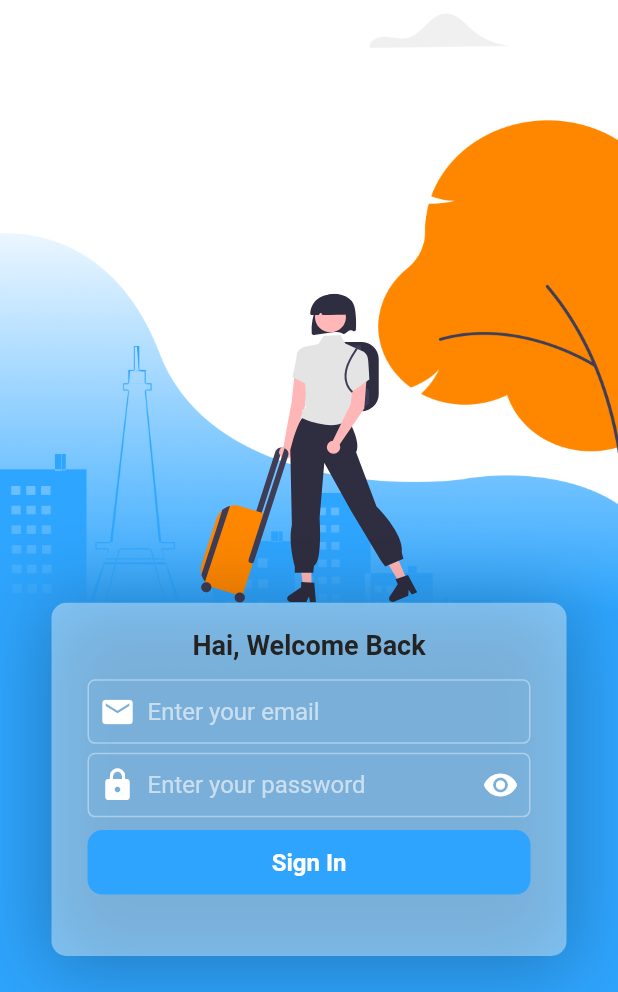
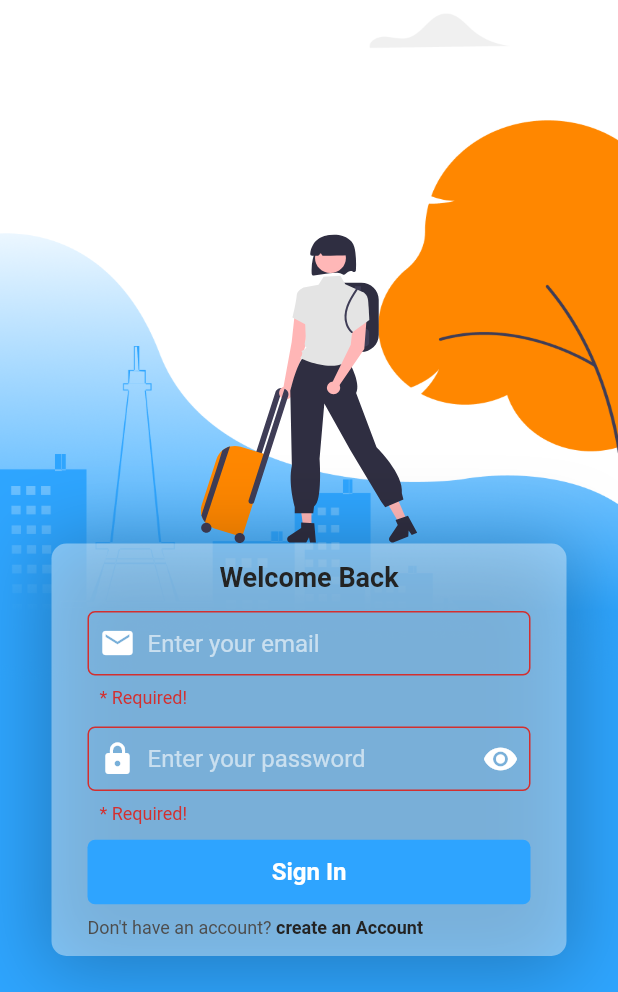
Before and after one commit to Muvazana/ABP_Bandung_Travel_Recommendation_MobileFlutter, a Flutter app: the screen it shows after launch, on a phone screen of 412 x 824 dp, the part 244-1236 px from its top. Run offline on Flutter 3.47's test engine with Material 2 defaults, Android fonts, the light colour scheme and no system bars; our stand-ins replace flutter_svg, form_field_validator.

Commit message:
update sign in Screen and update architecture

```diff
--- /dev/null
+++ b/bandung_travel_recommendation_mobile_flutter/lib/componens/text_button_custom_v1.dart
@@ -0,0 +1,52 @@
+import 'package:flutter/material.dart';
+
+class TextButtonCustomV1 extends StatelessWidget {
+  final String text;
+  final double? width;
+  final EdgeInsetsGeometry? margin;
+  final Color? backgroundColor, textColor;
+  final double? textSize;
+  final VoidCallback? onPressed;
+  const TextButtonCustomV1({
+    Key? key,
+    required this.text,
+    this.width,
+    this.margin,
+    this.backgroundColor,
+    this.textColor = Colors.white,
+    this.textSize = 16,
+    this.onPressed,
+  }) : super(key: key);
+
+  @override
+  Widget build(BuildContext context) {
+    return Container(
+      width: this.width,
+      margin: this.margin,
+      child: TextButton(
+        onPressed: this.onPressed,
+        style: OutlinedButton.styleFrom(
+          backgroundColor: this.backgroundColor,
+          padding:
+              EdgeInsets.symmetric(vertical: 12),
+          shape: RoundedRectangleBorder(
+            borderRadius: BorderRadius.circular(5),
+          ),
+        ),
+        child: Row(
+          mainAxisAlignment: MainAxisAlignment.center,
+          children: [
+            Text(
+              this.text,
+              style: TextStyle(
+                color: this.textColor,
+                fontWeight: FontWeight.bold,
+                fontSize: this.textSize,
+              ),
+            ),
+          ],
+        ),
+      ),
+    );
+  }
+}
--- a/bandung_travel_recommendation_mobile_flutter/lib/componens/text_form_custom_v1.dart
+++ b/bandung_travel_recommendation_mobile_flutter/lib/componens/text_form_custom_v1.dart
@@ -68,7 +68,7 @@ class _TextFormCustomV1State extends State<TextFormCustomV1> {
                 child: Padding(
                     padding: const EdgeInsets.symmetric(horizontal: 8),
                     child: Icon(
-                      Icons.remove_red_eye_sharp,
+                      _isPasswordShowed ? Icons.visibility : Icons.visibility_off,
                       color: MyColors.whiteColor,
                       size: 24,
                     ),
--- a/bandung_travel_recommendation_mobile_flutter/lib/main.dart
+++ b/bandung_travel_recommendation_mobile_flutter/lib/main.dart
@@ -1,6 +1,4 @@
-import 'package:bandung_travel_recommendation_mobile_flutter/mvvm/view/sidebar.dart';
-import 'package:bandung_travel_recommendation_mobile_flutter/mvvm/view/signin_or_signup_screen.dart';
-import 'package:bandung_travel_recommendation_mobile_flutter/mvvm/view/signin_screen.dart';
+import 'package:bandung_travel_recommendation_mobile_flutter/mvvm/auth/view/signin_screen.dart';
 import 'package:bandung_travel_recommendation_mobile_flutter/routes.dart';
 import 'package:flutter/material.dart';
 
--- /dev/null
+++ b/bandung_travel_recommendation_mobile_flutter/lib/mvvm/auth/view/layout/signin_or_signup_layout.dart
@@ -0,0 +1,108 @@
+import 'package:bandung_travel_recommendation_mobile_flutter/utils/const.dart';
+import 'package:flutter/material.dart';
+import 'package:flutter_svg/flutter_svg.dart';
+
+class SignInOrSignUpLayout extends StatefulWidget {
+  final Key formKey;
+  final double? contentHeight;
+  final List<Widget> contents;
+  final AutovalidateMode? autovalidateMode;
+  SignInOrSignUpLayout({
+    Key? key,
+    required this.formKey,
+    this.contentHeight,
+    required this.contents,
+    this.autovalidateMode,
+  }) : super(key: key);
+
+  @override
+  State<SignInOrSignUpLayout> createState() => _SignInOrSignUpLayoutState();
+}
+
+class _SignInOrSignUpLayoutState extends State<SignInOrSignUpLayout> {
+  var _isKeyboardOpen = false;
+  _onKeyboardOpen(BuildContext context) {
+    if (MediaQuery.of(context).viewInsets.bottom > 0.0 && !_isKeyboardOpen) {
+      _isKeyboardOpen = true;
+      // debugPrint("Keyboard Open");
+    } else if (MediaQuery.of(context).viewInsets.bottom == 0.0 &&
+        _isKeyboardOpen) {
+      _isKeyboardOpen = false;
+      // debugPrint("Keyboard Close");
+    }
+  }
+
+  @override
+  Widget build(BuildContext context) {
+    final size = MediaQuery.of(context).size;
+    _onKeyboardOpen(context);
+    return Scaffold(
+      resizeToAvoidBottomInset: false,
+      body: Stack(children: <Widget>[
+        Container(
+          decoration: BoxDecoration(
+            image: DecorationImage(
+              image: AssetImage('assets/images/background_2.png'),
+              fit: BoxFit.fill,
+            ),
+          ),
+        ),
+        Positioned(
+          top: size.height * 1 / 6.5,
+          width: size.width,
+          child: Padding(
+            padding: const EdgeInsets.symmetric(horizontal: 24),
+            child: SvgPicture.asset(
+              'assets/images/logo.svg',
+              alignment: Alignment.center,
+              width: size.width,
+              color: MyColors.semiDarkColor,
+            ),
+          ),
+        ),
+        Positioned(
+          bottom: MediaQuery.of(context).viewInsets.bottom,
+          width: size.width,
+          child: Column(children: [
+            Visibility(
+              visible: !_isKeyboardOpen,
+              child: SvgPicture.asset(
+                'assets/images/person.svg',
+                alignment: Alignment.center,
+                height: size.height * 1 / 4,
+              ),
+            ),
+            Container(
+              width: size.width,
+              height: this.widget.contentHeight,
+              margin: EdgeInsets.only(
+                left: size.width * (1 / 12),
+                right: size.width * (1 / 12),
+                bottom: 24,
+              ),
+              padding: EdgeInsets.symmetric(horizontal: 24, vertical: 12),
+              decoration: BoxDecoration(
+                  color: _isKeyboardOpen
+                      ? MyColors.primaryLightColor
+                      : Color.fromARGB(100, 255, 255, 255),
+                  borderRadius: BorderRadius.circular(10),
+                  boxShadow: [
+                    BoxShadow(
+                      color: Colors.black.withOpacity(0.25),
+                      spreadRadius: 5,
+                      blurRadius: 45,
+                      offset: Offset(0, 5),
+                    ),
+                  ]),
+              child: Form(
+                key: this.widget.formKey,
+                autovalidateMode: this.widget.autovalidateMode,
+                child: Column(children: this.widget.contents),
+              ),
+            ),
+          ]),
+        ),
+      ]),
+    );
+  }
+}
--- /dev/null
+++ b/bandung_travel_recommendation_mobile_flutter/lib/mvvm/auth/view/signin_screen.dart
@@ -0,0 +1,104 @@
+import 'package:bandung_travel_recommendation_mobile_flutter/componens/text_button_custom_v1.dart';
+import 'package:bandung_travel_recommendation_mobile_flutter/componens/text_form_custom_v1.dart';
+import 'package:bandung_travel_recommendation_mobile_flutter/mvvm/auth/view/layout/signin_or_signup_layout.dart';
+import 'package:bandung_travel_recommendation_mobile_flutter/utils/const.dart';
+import 'package:flutter/material.dart';
+import 'package:form_field_validator/form_field_validator.dart';
+
+class SignInScreen extends StatefulWidget {
+  static const routeName = '/Auth/SignInScreen';
+  const SignInScreen({Key? key}) : super(key: key);
+
+  @override
+  State<SignInScreen> createState() => _SignInScreenState();
+}
+
+class _SignInScreenState extends State<SignInScreen> {
+  final GlobalKey<FormState> _formKey = new GlobalKey<FormState>();
+
+  @override
+  Widget build(BuildContext context) {
+    final size = MediaQuery.of(context).size;
+    return SignInOrSignUpLayout(
+      formKey: this._formKey,
+      autovalidateMode: AutovalidateMode.always,
+      contents: <Widget>[
+        Text(
+          "Welcome Back",
+          style: TextStyle(
+            color: MyColors.darkColor,
+            fontWeight: FontWeight.bold,
+            fontSize: 18,
+          ),
+        ),
+        SizedBox(height: 12),
+        // Text(
+        //   "Error Message in Here",
+        //   style: TextStyle(
+        //     color: MyColors.ErrorColor,
+        //     fontWeight: FontWeight.normal,
+        //     fontSize: 10,
+        //   ),
+        // ),
+        // SizedBox(height: 6),
+        TextFormCustomV1(
+          hintText: "Enter your email",
+          icon: Icon(
+            Icons.email,
+            color: MyColors.whiteColor,
+            size: 24,
+          ),
+          keyboardType: TextInputType.emailAddress,
+          validator: MultiValidator([
+            RequiredValidator(errorText: "* Required!"),
+            EmailValidator(errorText: "Email not Valid!")
+          ]),
+        ),
+        SizedBox(height: 12),
+        TextFormCustomV1(
+          hintText: "Enter your password",
+          icon: Icon(
+            Icons.lock_rounded,
+            color: MyColors.whiteColor,
+            size: 24,
+          ),
+          isPassword: true,
+          validator: RequiredValidator(errorText: "* Required!"),
+        ),
+        SizedBox(height: 8),
+        TextButtonCustomV1(
+          text: "Sign In",
+          backgroundColor: MyColors.primaryColor,
+          textColor: MyColors.whiteColor,
+          onPressed: () {
+            if (this._formKey.currentState!.validate()) {
+              debugPrint("Valid");
+            } else {
+              debugPrint("Not Valid");
+            }
+          },
+        ),
+        SizedBox(height: 6),
+        Row(children: [
+          Text(
+            "Don't have an account? ",
+            style: TextStyle(
+              color: MyColors.semiDarkColor,
+              fontSize: 12,
+            ),
+          ),
+          InkWell(
+            child: Text(
+              "create an Account",
+              style: TextStyle(
+                  color: MyColors.darkColor,
+                  fontSize: 12,
+                  fontWeight: FontWeight.bold),
+            ),
+            onTap: () {},
+          ),
+        ]),
+      ],
+    );
+  }
+}
--- a/bandung_travel_recommendation_mobile_flutter/lib/mvvm/view/signin_screen.dart
+++ /dev/null
@@ -1,161 +0,0 @@
-import 'package:bandung_travel_recommendation_mobile_flutter/componens/text_form_custom_v1.dart';
-import 'package:bandung_travel_recommendation_mobile_flutter/utils/const.dart';
-import 'package:flutter/material.dart';
-import 'package:flutter_svg/flutter_svg.dart';
-
-class SignInScreen extends StatefulWidget {
-  static const routeName = '/Auth/SignInScreen';
-  const SignInScreen({Key? key}) : super(key: key);
-
-  @override
-  State<SignInScreen> createState() => _SignInScreenState();
-}
-
-class _SignInScreenState extends State<SignInScreen> {
-  final GlobalKey<FormState> _formKey = new GlobalKey<FormState>();
-
-  @override
-  Widget build(BuildContext context) {
-    final size = MediaQuery.of(context).size;
-    return Scaffold(
-      body: Stack(children: <Widget>[
-        Container(
-          decoration: BoxDecoration(
-            image: DecorationImage(
-              image: AssetImage('assets/images/background_2.png'),
-              fit: BoxFit.fill,
-            ),
-          ),
-        ),
-        Positioned(
-          top: size.height * 1 / 6.5,
-          width: size.width,
-          child: Padding(
-            padding: const EdgeInsets.symmetric(horizontal: 24),
-            child: SvgPicture.asset(
-              'assets/images/logo.svg',
-              alignment: Alignment.center,
-              width: size.width,
-              color: MyColors.semiDarkColor,
-            ),
-          ),
-        ),
-        Positioned(
-          bottom: 0,
-          width: size.width,
-          child: Column(children: [
-            SvgPicture.asset(
-              'assets/images/person.svg',
-              alignment: Alignment.center,
-              height: size.height * 1 / 4,
-            ),
-            Container(
-              width: size.width,
-              height: size.height * 1 / 3.5,
-              margin: EdgeInsets.only(
-                  left: size.width * (1 / 12),
-                  right: size.width * (1 / 12),
-                  bottom: 24),
-              decoration: BoxDecoration(
-                  color: Color.fromARGB(100, 255, 255, 255),
-                  borderRadius: BorderRadius.circular(10),
-                  boxShadow: [
-                    BoxShadow(
-                      color: Colors.black.withOpacity(0.25),
-                      spreadRadius: 5,
-                      blurRadius: 45,
-                      offset: Offset(0, 5), // changes position of shadow
-                    ),
-                  ]),
-              child: Form(
-                key: _formKey,
-                child: Column(children: <Widget>[
-                  SizedBox(height: 18),
-                  Text(
-                    "Hai, Welcome Back",
-                    style: TextStyle(
-                      color: MyColors.DarkColor,
-                      fontWeight: FontWeight.bold,
-                      fontSize: 18,
-                    ),
-                  ),
-                  SizedBox(height: 12),
-                  // Text(
-                  //   "Error Message in Here",
-                  //   style: TextStyle(
-                  //     color: MyColors.ErrorColor,
-                  //     fontWeight: FontWeight.normal,
-                  //     fontSize: 10,
-                  //   ),
-                  // ),
-                  // SizedBox(height: 6),
-                  TextFormCustomV1(
-                    hintText: "Enter your email",
-                    margin: EdgeInsets.symmetric(horizontal: 24),
-                    icon: Icon(
-                      Icons.email,
-                      color: MyColors.whiteColor,
-                      size: 24,
-                    ),
-                    keyboardType: TextInputType.emailAddress,
-                  ),
-                  SizedBox(height: 6),
-                  TextFormCustomV1(
-                    hintText: "Enter your password",
-                    margin: EdgeInsets.symmetric(horizontal: 24),
-                    icon: Icon(
-                      Icons.lock_rounded,
-                      color: MyColors.whiteColor,
-                      size: 24,
-                    ),
-                    isPassword: true,
-                  ),
-                  SizedBox(height: 6),
-                  TextButtonCustomV1(),
-                ]),
-              ),
-            ),
-          ]),
-        ),
-      ]),
-    );
-  }
-}
-
-class TextButtonCustomV1 extends StatelessWidget {
-  // final String text;
-  const TextButtonCustomV1({
-    Key? key,
-  }) : super(key: key);
-
-  @override
-  Widget build(BuildContext context) {
-    return Container(
-      margin: EdgeInsets.symmetric(horizontal: 24),
-      child: TextButton(
-        onPressed: () {},
-        style: OutlinedButton.styleFrom(
-          backgroundColor: MyColors.primaryColor,
-          padding:
-              EdgeInsets.symmetric(vertical: 12),
-          shape: RoundedRectangleBorder(
-            borderRadius: BorderRadius.circular(10),
-          ),
-        ),
-        child: Row(
-          mainAxisAlignment: MainAxisAlignment.center,
-          children: [
-            Text(
-              "Sign In",
-              style: TextStyle(
-                color: MyColors.whiteColor,
-                fontWeight: FontWeight.bold,
-                fontSize: 16,
-              ),
-            ),
-          ],
-        ),
-      ),
-    );
-  }
-}
--- a/bandung_travel_recommendation_mobile_flutter/lib/routes.dart
+++ b/bandung_travel_recommendation_mobile_flutter/lib/routes.dart
@@ -1,6 +1,5 @@
-import 'package:bandung_travel_recommendation_mobile_flutter/mvvm/view/sidebar.dart';
-import 'package:bandung_travel_recommendation_mobile_flutter/mvvm/view/signin_or_signup_screen.dart';
-import 'package:bandung_travel_recommendation_mobile_flutter/mvvm/view/signin_screen.dart';
+import 'package:bandung_travel_recommendation_mobile_flutter/mvvm/auth/view/signin_or_signup_screen.dart';
+import 'package:bandung_travel_recommendation_mobile_flutter/mvvm/auth/view/signin_screen.dart';
 import 'package:flutter/material.dart';
 
 class RouteGenerator {
--- a/bandung_travel_recommendation_mobile_flutter/lib/utils/const.dart
+++ b/bandung_travel_recommendation_mobile_flutter/lib/utils/const.dart
@@ -13,9 +13,10 @@ class MyColors{
   static const whiteColor = Colors.white;
   static const lightDarkColor = Color.fromARGB(255, 219, 219, 219);
   static const semiDarkColor = Color.fromARGB(255, 77, 77, 77);
-  static const DarkColor = Color.fromARGB(255, 35, 35, 35);
-  static const ErrorColor = Color.fromARGB(255, 255, 46, 46);
+  static const darkColor = Color.fromARGB(255, 35, 35, 35);
+  static const errorColor = Color.fromARGB(255, 255, 46, 46);
 
   static const primaryColor = Color.fromARGB(255, 46, 164, 255);
+  static const primaryLightColor = Color.fromARGB(255, 107, 191, 255);
   static const primaryDarkColor = Color.fromARGB(255, 47, 46, 65);
 }
--- a/bandung_travel_recommendation_mobile_flutter/pubspec.yaml
+++ b/bandung_travel_recommendation_mobile_flutter/pubspec.yaml
@@ -33,6 +33,7 @@ dependencies:
   shared_preferences: ^2.0.7-nullsafety
   sidebarx: ^0.2.1+1
   flutter_svg: ^1.0.3
+  form_field_validator: ^1.1.0
 
 dev_dependencies:
   flutter_test:
```
Also changed, not shown: bandung_travel_recommendation_mobile_flutter/lib/mvvm/auth/view/signin_or_signup_screen.dart (renamed from bandung_travel_recommendation_mobile_flutter/lib/mvvm/view/signin_or_signup_screen.dart), bandung_travel_recommendation_mobile_flutter/lib/mvvm/menu/model/place_model.dart (renamed from bandung_travel_recommendation_mobile_flutter/lib/mvvm/model/place_model.dart), bandung_travel_recommendation_mobile_flutter/lib/mvvm/menu/view/landing_page_view.dart (renamed from bandung_travel_recommendation_mobile_flutter/lib/mvvm/view/landing_page_view.dart), bandung_travel_recommendation_mobile_flutter/lib/mvvm/menu/view/sidebar.dart (renamed from bandung_travel_recommendation_mobile_flutter/lib/mvvm/view/sidebar.dart), bandung_travel_recommendation_mobile_flutter/pubspec.lock.
